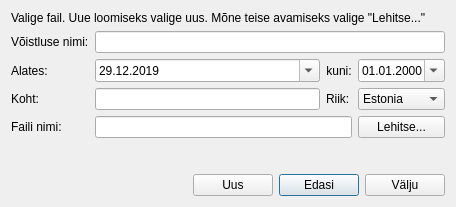
The window that protokollitaja/protokollitaja/initialdialog.ui (ymeramees/protokollitaja) describes before a commit, drawn with Qt 5.
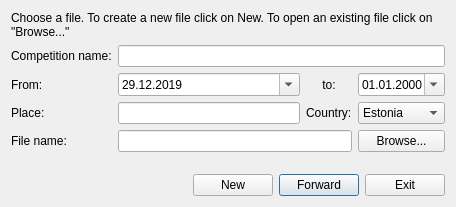
The same window after the commit.

Patch:
```diff
--- a/protokollitaja/protokollitaja/initialdialog.ui
+++ b/protokollitaja/protokollitaja/initialdialog.ui
@@ -17,7 +17,7 @@
    <item>
     <widget class="QLabel" name="label">
      <property name="text">
-      <string>Valige fail. Uue loomiseks valige uus. Mõne teise avamiseks valige &quot;Lehitse...&quot;</string>
+      <string>Choose a file. To create a new file click on New. To open an existing file click on "Browse..."</string>
      </property>
      <property name="wordWrap">
       <bool>true</bool>
@@ -29,7 +29,7 @@
      <item row="0" column="0">
       <widget class="QLabel" name="competitionNameLabel">
        <property name="text">
-        <string>Võistluse nimi:</string>
+        <string>Competition name:</string>
        </property>
       </widget>
      </item>
@@ -46,7 +46,7 @@
      <item row="1" column="0">
       <widget class="QLabel" name="fromLabel">
        <property name="text">
-        <string>Alates:</string>
+        <string>From:</string>
        </property>
       </widget>
      </item>
@@ -80,7 +80,7 @@
      <item row="1" column="2">
       <widget class="QLabel" name="toLabel">
        <property name="text">
-        <string comment="10">kuni:</string>
+        <string comment="10">to:</string>
        </property>
        <property name="alignment">
         <set>Qt::AlignCenter</set>
@@ -110,7 +110,7 @@
      <item row="2" column="0">
       <widget class="QLabel" name="placeLabel">
        <property name="text">
-        <string>Koht:</string>
+        <string>Place:</string>
        </property>
       </widget>
      </item>
@@ -124,7 +124,7 @@
      <item row="2" column="2">
       <widget class="QLabel" name="countryLabel">
        <property name="text">
-        <string>Riik:</string>
+        <string>Country:</string>
        </property>
       </widget>
      </item>
@@ -140,7 +140,7 @@
      <item row="3" column="0">
       <widget class="QLabel" name="fileNameLabel">
        <property name="text">
-        <string>Faili nimi:</string>
+        <string>File name:</string>
        </property>
       </widget>
      </item>
@@ -157,7 +157,7 @@
         <string>Siia vajutades saate otsida teise faili, mida avada</string>
        </property>
        <property name="text">
-        <string>Lehitse...</string>
+        <string>Browse...</string>
        </property>
       </widget>
      </item>
@@ -197,7 +197,7 @@
         <string>Siia vajutades saate luua uue võistluse ja faili</string>
        </property>
        <property name="text">
-        <string>Uus</string>
+        <string>New</string>
        </property>
       </widget>
      </item>
@@ -207,7 +207,7 @@
         <string>Selle võistluse ja faili avamiseks vajutage siia</string>
        </property>
        <property name="text">
-        <string>Edasi</string>
+        <string>Forward</string>
        </property>
        <property name="default">
         <bool>true</bool>
@@ -217,7 +217,7 @@
      <item>
       <widget class="QPushButton" name="exitButton">
        <property name="text">
-        <string>Välju</string>
+        <string>Exit</string>
        </property>
       </widget>
      </item>
```
Left out of the diff: 12 changed lines with no effect on the pictures.
